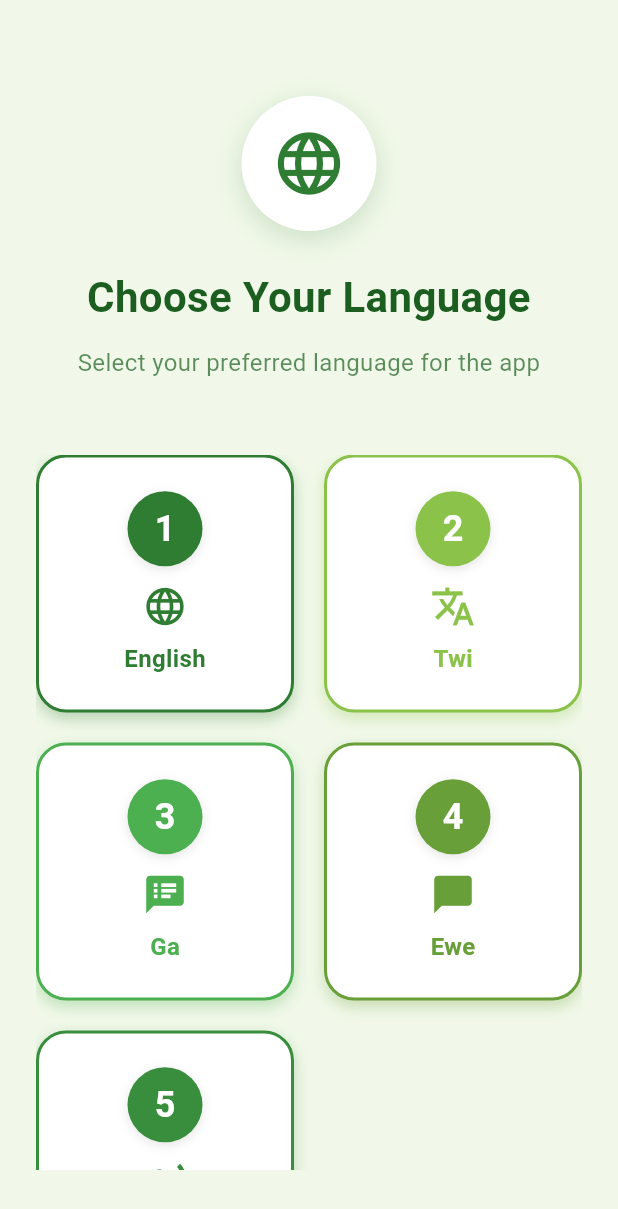
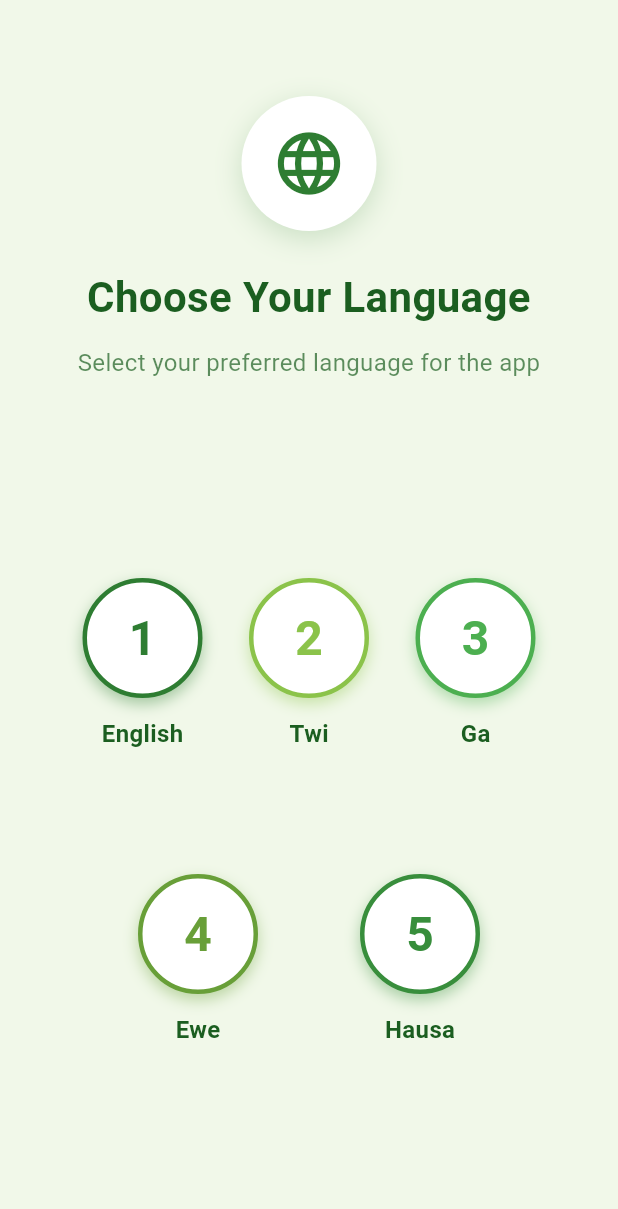
Before and after one commit to Cascasemi/dua_apomden, a Flutter app: the LanguageSelectionScreen screen opened directly, on a phone screen of 412 x 824 dp. Shown: the top 1209 px of the screen. Run offline on Flutter 3.47's test engine with Material 3 defaults, Android fonts, the phone set to English and light mode, and no system bars; our stand-ins replace flutter_tts.

Commit message:
onboarding with language selection changed ui

```diff
--- a/lib/screens/language_selection_screen.dart
+++ b/lib/screens/language_selection_screen.dart
@@ -119,6 +119,57 @@ class _LanguageSelectionScreenState extends State<LanguageSelectionScreen>
     });
   }
 
+  Widget _buildLanguageCircle(int number, String name, Color color) {
+    final isSelected = selectedLanguage == number;
+
+    return Column(
+      children: [
+        GestureDetector(
+          onTap: () => _selectLanguage(number),
+          child: AnimatedContainer(
+            duration: const Duration(milliseconds: 300),
+            width: 80,
+            height: 80,
+            decoration: BoxDecoration(
+              color: isSelected ? color : Colors.white,
+              shape: BoxShape.circle,
+              border: Border.all(
+                color: color,
+                width: isSelected ? 4 : 3,
+              ),
+              boxShadow: [
+                BoxShadow(
+                  color: color.withOpacity(0.4),
+                  blurRadius: isSelected ? 15 : 8,
+                  offset: const Offset(0, 4),
+                ),
+              ],
+            ),
+            child: Center(
+              child: Text(
+                '$number',
+                style: TextStyle(
+                  fontSize: 32,
+                  fontWeight: FontWeight.bold,
+                  color: isSelected ? Colors.white : color,
+                ),
+              ),
+            ),
+          ),
+        ),
+        const SizedBox(height: 12),
+        Text(
+          name,
+          style: TextStyle(
+            fontSize: 16,
+            fontWeight: FontWeight.w600,
+            color: Color(0xFF1B5E20),
+          ),
+        ),
+      ],
+    );
+  }
+
   @override
   void dispose() {
     flutterTts.stop();
@@ -188,101 +239,27 @@ class _LanguageSelectionScreenState extends State<LanguageSelectionScreen>
                 const SizedBox(height: 50),
                 // Language Options
                 Expanded(
-                  child: GridView.builder(
-                    gridDelegate: const SliverGridDelegateWithFixedCrossAxisCount(
-                      crossAxisCount: 2,
-                      childAspectRatio: 1.0,
-                      crossAxisSpacing: 20,
-                      mainAxisSpacing: 20,
-                    ),
-                    itemCount: languages.length,
-                    itemBuilder: (context, index) {
-                      final language = languages[index];
-                      final isSelected = selectedLanguage == language['number'];
-
-                      return AnimatedContainer(
-                        duration: const Duration(milliseconds: 300),
-                        curve: Curves.easeInOut,
-                        child: GestureDetector(
-                          onTap: () => _selectLanguage(language['number']),
-                          child: Container(
-                            decoration: BoxDecoration(
-                              color: isSelected
-                                  ? language['color']
-                                  : Colors.white,
-                              borderRadius: BorderRadius.circular(20),
-                              border: Border.all(
-                                color: language['color'],
-                                width: isSelected ? 3 : 2,
-                              ),
-                              boxShadow: [
-                                BoxShadow(
-                                  color: language['color'].withOpacity(0.3),
-                                  blurRadius: isSelected ? 15 : 8,
-                                  offset: const Offset(0, 4),
-                                ),
-                              ],
-                            ),
-                            child: Column(
-                              mainAxisAlignment: MainAxisAlignment.center,
-                              children: [
-                                // Number Circle
-                                Container(
-                                  width: 50,
-                                  height: 50,
-                                  decoration: BoxDecoration(
-                                    color: isSelected
-                                        ? Colors.white
-                                        : language['color'],
-                                    shape: BoxShape.circle,
-                                    boxShadow: [
-                                      BoxShadow(
-                                        color: Colors.black.withOpacity(0.1),
-                                        blurRadius: 5,
-                                        offset: const Offset(0, 2),
-                                      ),
-                                    ],
-                                  ),
-                                  child: Center(
-                                    child: Text(
-                                      '${language['number']}',
-                                      style: TextStyle(
-                                        fontSize: 24,
-                                        fontWeight: FontWeight.bold,
-                                        color: isSelected
-                                            ? language['color']
-                                            : Colors.white,
-                                      ),
-                                    ),
-                                  ),
-                                ),
-                                const SizedBox(height: 12),
-                                // Language Icon
-                                Icon(
-                                  language['icon'],
-                                  size: 30,
-                                  color: isSelected
-                                      ? Colors.white
-                                      : language['color'],
-                                ),
-                                const SizedBox(height: 8),
-                                // Language Name
-                                Text(
-                                  language['name'],
-                                  style: TextStyle(
-                                    fontSize: 16,
-                                    fontWeight: FontWeight.w600,
-                                    color: isSelected
-                                        ? Colors.white
-                                        : language['color'],
-                                  ),
-                                ),
-                              ],
-                            ),
-                          ),
-                        ),
-                      );
-                    },
+                  child: Column(
+                    mainAxisAlignment: MainAxisAlignment.spaceEvenly,
+                    children: [
+                      // First row with 3 circles
+                      Row(
+                        mainAxisAlignment: MainAxisAlignment.spaceEvenly,
+                        children: [
+                          _buildLanguageCircle(1, 'English', languages[0]['color']),
+                          _buildLanguageCircle(2, 'Twi', languages[1]['color']),
+                          _buildLanguageCircle(3, 'Ga', languages[2]['color']),
+                        ],
+                      ),
+                      // Second row with 2 circles
+                      Row(
+                        mainAxisAlignment: MainAxisAlignment.spaceEvenly,
+                        children: [
+                          _buildLanguageCircle(4, 'Ewe', languages[3]['color']),
+                          _buildLanguageCircle(5, 'Hausa', languages[4]['color']),
+                        ],
+                      ),
+                    ],
                   ),
                 ),
                 // Continue Button (only show when language is selected)
```
